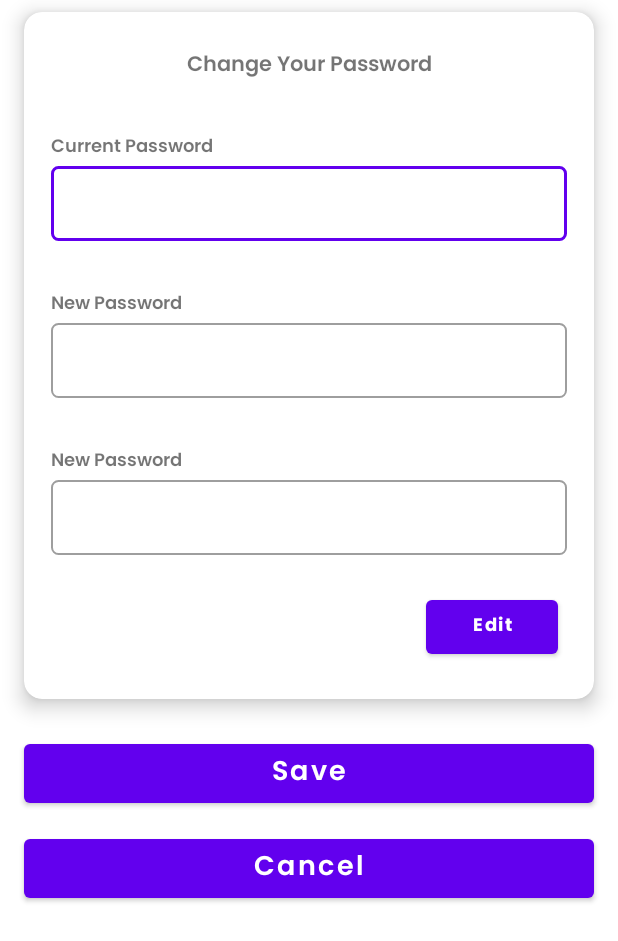
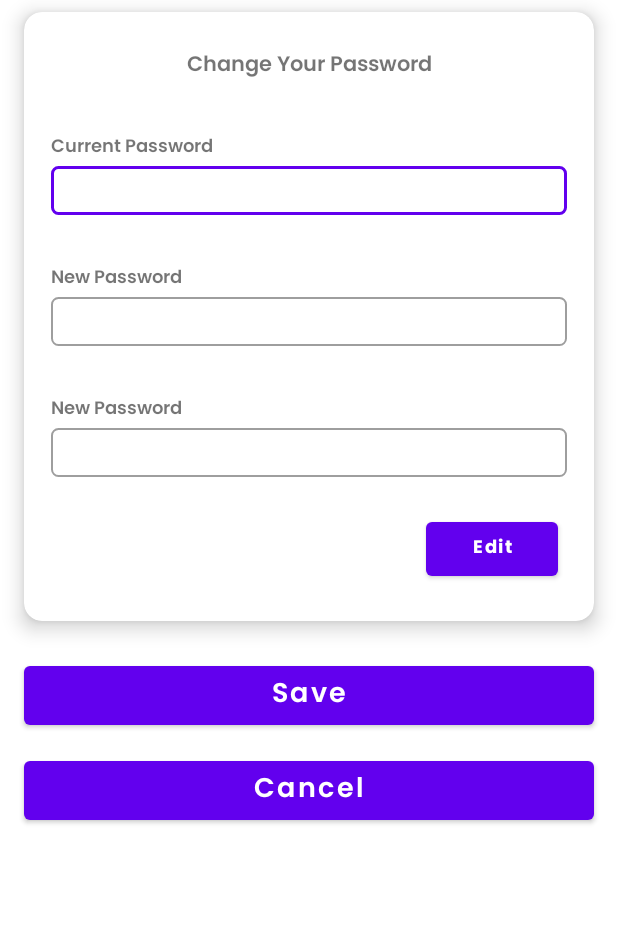
Before and after one commit to FikranAkbar/LingoParents, an Android app: the layout fragment_change_password.xml on its own in the app's theme, with its tools: preview values and no code run, on a phone screen of 412 x 824 dp. Shown: the top 941 px of the screen. Run offline under Robolectric (Android 15) with nearby library versions, the phone set to English and light mode, and no system bars.

Commit message:
add change password fragment

```diff
--- a/app/src/main/res/layout/fragment_change_password.xml
+++ b/app/src/main/res/layout/fragment_change_password.xml
@@ -65,7 +65,8 @@
                     <com.google.android.material.textfield.TextInputEditText
                         android:layout_width="match_parent"
                         android:layout_height="wrap_content"
-                        android:textSize="11sp"
+                        android:textSize="12sp"
+                        android:paddingVertical="8dp"
                         tools:ignore="SpeakableTextPresentCheck" />
                 </com.google.android.material.textfield.TextInputLayout>
 
@@ -98,7 +99,8 @@
                     <com.google.android.material.textfield.TextInputEditText
                         android:layout_width="match_parent"
                         android:layout_height="wrap_content"
-                        android:textSize="11sp"
+                        android:textSize="12sp"
+                        android:paddingVertical="8dp"
                         tools:ignore="SpeakableTextPresentCheck" />
                 </com.google.android.material.textfield.TextInputLayout>
 
@@ -131,7 +133,8 @@
                     <com.google.android.material.textfield.TextInputEditText
                         android:layout_width="match_parent"
                         android:layout_height="wrap_content"
-                        android:textSize="11sp"
+                        android:textSize="12sp"
+                        android:paddingVertical="8dp"
                         tools:ignore="SpeakableTextPresentCheck" />
                 </com.google.android.material.textfield.TextInputLayout>
 
```
